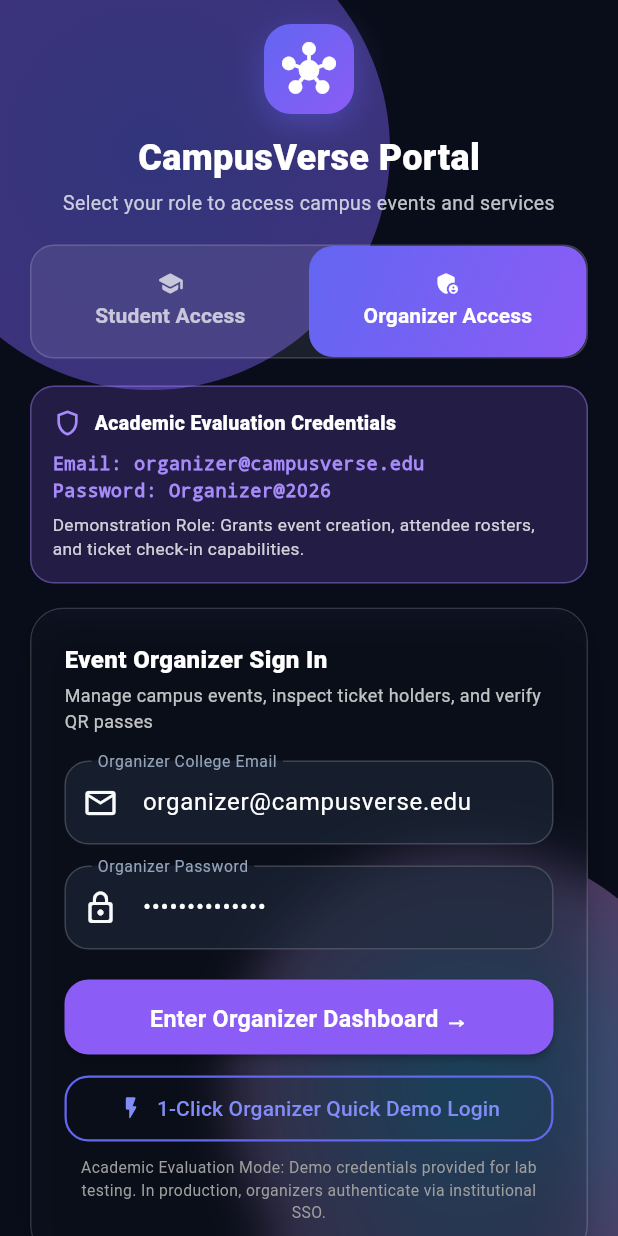
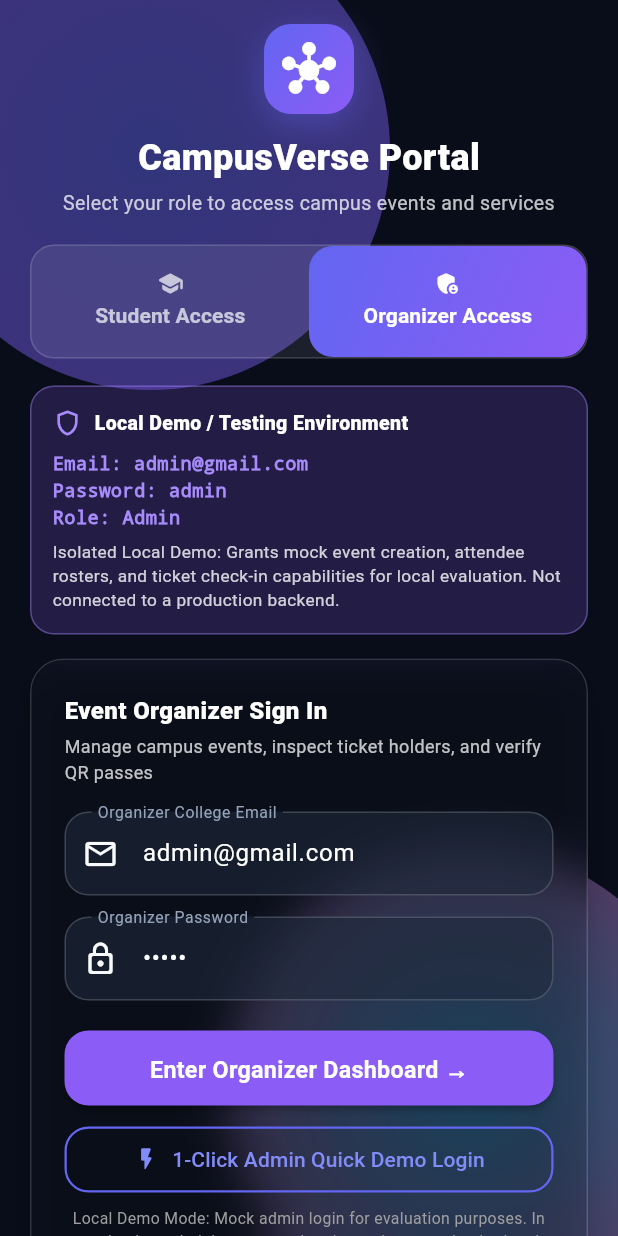
Before and after one commit to rohith-1228/campusverse, a Flutter app: the DemoLoginScreen screen opened by its route, tab 2 chosen, on a phone screen of 412 x 824 dp. Run offline on Flutter 3.47's test engine with Material 3 defaults, Android fonts, the phone set to English and light mode, and no system bars; our stand-ins replace qr_flutter, shared_preferences; missing offline and left inert: mobile_scanner; accounts and stored records are empty; network calls fail.

Commit message:
fix(security): resolve GitGuardian alert, update demo admin account, and enforce ticket scanner role guard

```diff
--- a/lib/core/constants/app_constants.dart
+++ b/lib/core/constants/app_constants.dart
@@ -52,11 +52,21 @@ class AppConstants {
   static const String keyUseApiBackend = 'cv_use_api_backend';
   static const String keyCustomEvents = 'cv_custom_events';
 
-  // Demo Environment Flags & Credentials
+  // =========================================================================
+  // Isolated Local Demo Environment Flags & Mock Credentials
+  //
+  // SECURITY NOTICE:
+  // These constants are strictly for local offline demonstration, manual testing,
+  // and automated test suites. They DO NOT provide secure production authentication.
+  // In a production environment, authentication MUST be handled by a secure
+  // backend or institutional Identity Provider (OAuth2/OIDC/SSO) with server-side
+  // session validation and role-based access control (RBAC). Client-side Dart
+  // constants must never be treated as secrets or privileged production credentials.
+  // =========================================================================
   static const bool isDemoEnvironment = true;
   static const String demoStudentDefaultPassword = 'Password@123';
-  static const String demoOrganizerEmail = 'organizer@campusverse.edu';
-  static const String demoOrganizerPassword = 'Organizer@2026';
-  static const String demoOrganizerName = 'Prof. Marcus Vance';
-  static const String demoOrganizerRoleTitle = 'Faculty Event Convener';
+  static const String demoOrganizerEmail = 'admin@gmail.com';
+  static const String demoOrganizerPassword = 'admin';
+  static const String demoOrganizerName = 'CampusVerse Admin';
+  static const String demoOrganizerRoleTitle = 'Admin';
 }
--- a/lib/providers/profile_provider.dart
+++ b/lib/providers/profile_provider.dart
@@ -154,7 +154,7 @@ class ProfileProvider extends ChangeNotifier {
     notifyListeners();
   }
 
-  /// Organizer authentication with academic demo credentials
+  /// Organizer authentication with local demo credentials
   Future<bool> loginOrganizer({
     required String email,
     required String password,
@@ -171,7 +171,7 @@ class ProfileProvider extends ChangeNotifier {
       return true;
     } else {
       throw AuthException(
-        'Invalid organizer credentials. For academic evaluation, use: ${AppConstants.demoOrganizerEmail} / ${AppConstants.demoOrganizerPassword}',
+        'Invalid organizer credentials. Please check your email and password.',
       );
     }
   }
--- a/lib/screens/auth/demo_login_screen.dart
+++ b/lib/screens/auth/demo_login_screen.dart
@@ -840,7 +840,7 @@ class _DemoLoginScreenState extends State<DemoLoginScreen>
                       color: AppColors.secondaryLight, size: 20),
                   SizedBox(width: 8),
                   Text(
-                    'Academic Evaluation Credentials',
+                    'Local Demo / Testing Environment',
                     style: TextStyle(
                       color: Colors.white,
                       fontSize: 13,
@@ -850,9 +850,9 @@ class _DemoLoginScreenState extends State<DemoLoginScreen>
                 ],
               ),
               const SizedBox(height: 8),
-              const Text(
-                'Email: organizer@campusverse.edu\nPassword: Organizer@2026',
-                style: TextStyle(
+              Text(
+                'Email: ${AppConstants.demoOrganizerEmail}\nPassword: ${AppConstants.demoOrganizerPassword}\nRole: ${AppConstants.demoOrganizerRoleTitle}',
+                style: const TextStyle(
                   color: AppColors.secondaryLight,
                   fontSize: 12.5,
                   fontWeight: FontWeight.w700,
@@ -861,7 +861,7 @@ class _DemoLoginScreenState extends State<DemoLoginScreen>
               ),
               const SizedBox(height: 6),
               Text(
-                'Demonstration Role: Grants event creation, attendee rosters, and ticket check-in capabilities.',
+                'Isolated Local Demo: Grants mock event creation, attendee rosters, and ticket check-in capabilities for local evaluation. Not connected to a production backend.',
                 style: TextStyle(
                   color: Colors.white.withAlpha((0.8 * 255).round()),
                   fontSize: 11.5,
@@ -955,16 +955,16 @@ class _DemoLoginScreenState extends State<DemoLoginScreen>
                 ),
                 const SizedBox(height: 12),
 
-                // Quick 1-Click Demo Login Button (Gated for Academic Evaluators)
+                // Quick 1-Click Demo Login Button (Gated for Local Demo / Evaluators)
                 if (AppConstants.isDemoEnvironment) ...[
                   OutlinedButton.icon(
                     onPressed: _isLoading ? null : _quickOrganizerDemoLogin,
                     icon: const Icon(Icons.flash_on_rounded, size: 18),
-                    label: const Text('1-Click Organizer Quick Demo Login'),
+                    label: const Text('1-Click Admin Quick Demo Login'),
                   ),
                   const SizedBox(height: 8),
                   const Text(
-                    'Academic Evaluation Mode: Demo credentials provided for lab testing. In production, organizers authenticate via institutional SSO.',
+                    'Local Demo Mode: Mock admin login for evaluation purposes. In production, administrators authenticate via secure institutional SSO / OAuth2.',
                     textAlign: TextAlign.center,
                     style: TextStyle(fontSize: 10.5, color: Colors.grey),
                   ),
```
Also changed, not shown: lib/screens/organizer/ticket_scanner_screen.dart (+55 -0 lines), 4 other files.
